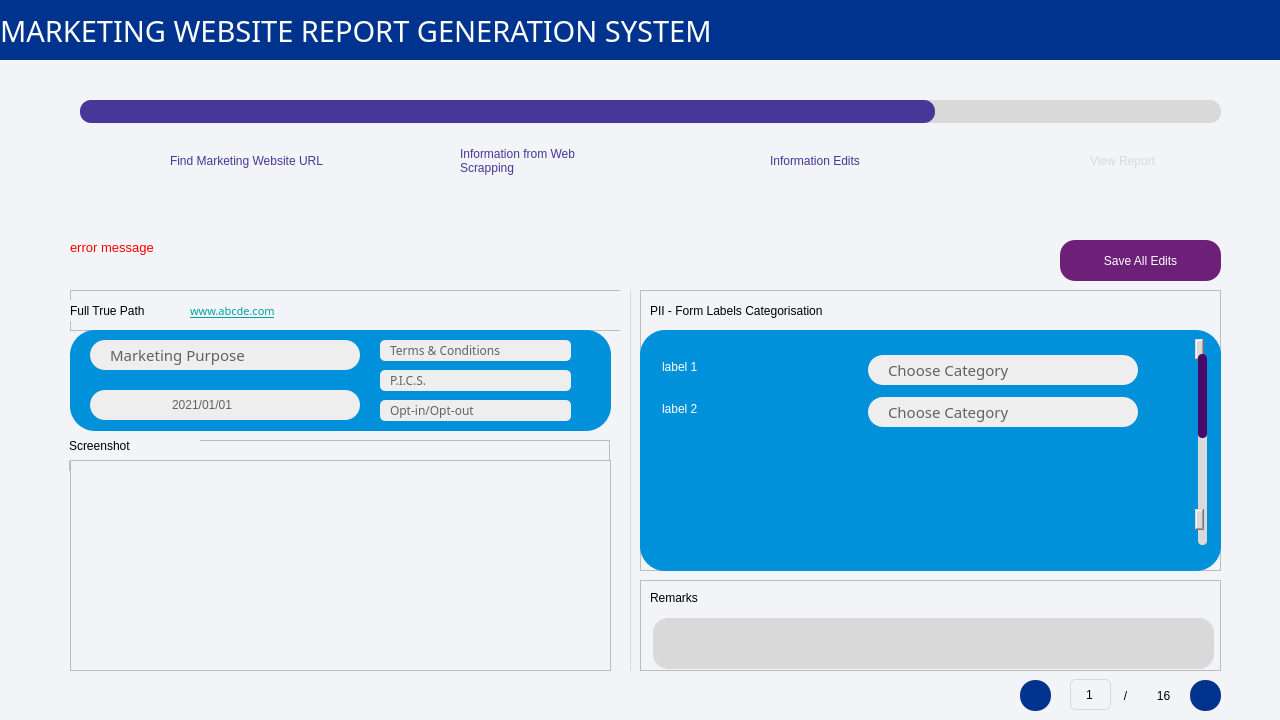
This is MainPageUI.ui in hayleywhsham/ISOM4400_FYP as Qt 5 draws it before an edit. The edited form follows.
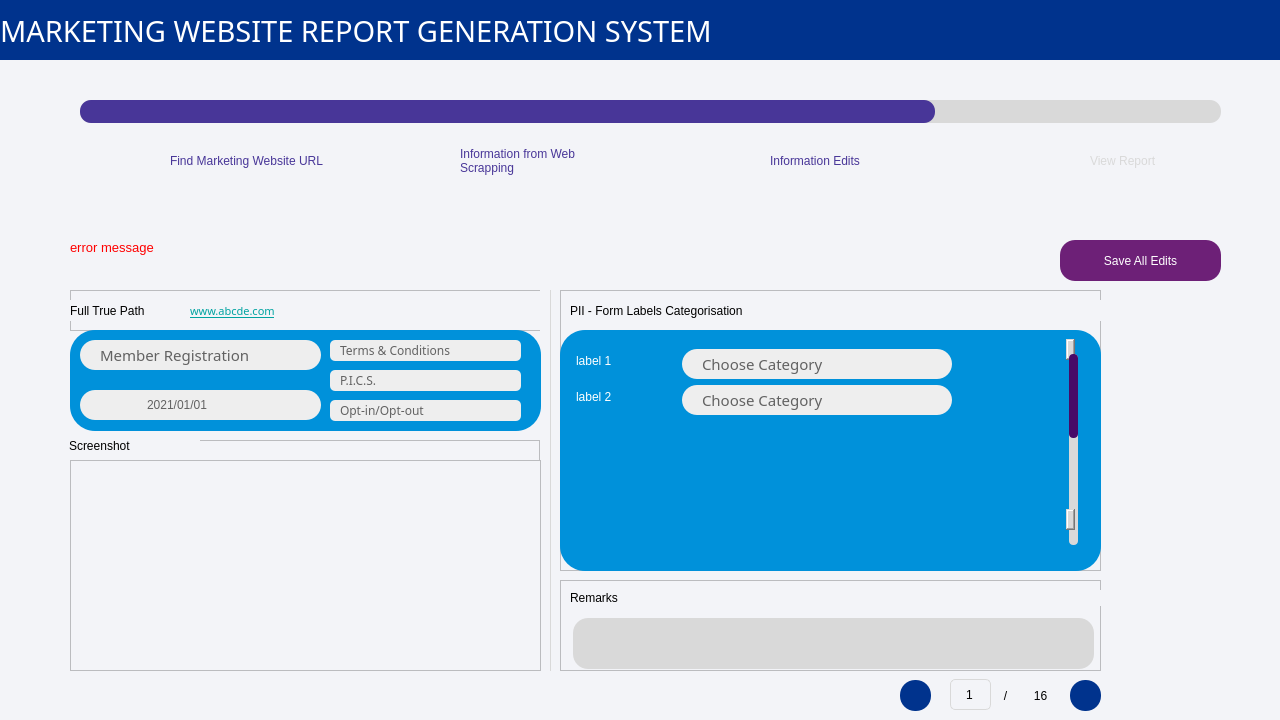
This is the edited form. The open tabs and pages were chosen to show the change. Icons and pictures are not drawn.

```diff
--- a/MainPageUI.ui
+++ b/MainPageUI.ui
@@ -1848,7 +1848,7 @@
         <rect>
          <x>70</x>
          <y>70</y>
-         <width>551</width>
+         <width>471</width>
          <height>41</height>
         </rect>
        </property>
@@ -1879,7 +1879,7 @@
          <rect>
           <x>120</x>
           <y>10</y>
-          <width>421</width>
+          <width>351</width>
           <height>21</height>
          </rect>
         </property>
@@ -1942,8 +1942,8 @@
         <rect>
          <x>69</x>
          <y>220</y>
-         <width>541</width>
-         <height>31</height>
+         <width>471</width>
+         <height>21</height>
         </rect>
        </property>
        <property name="frameShape">
@@ -1972,9 +1972,9 @@
       <widget class="QFrame" name="frame_info_edit_page_pii_categorisation">
        <property name="geometry">
         <rect>
-         <x>640</x>
+         <x>560</x>
          <y>70</y>
-         <width>581</width>
+         <width>541</width>
          <height>281</height>
         </rect>
        </property>
@@ -2005,7 +2005,7 @@
          <rect>
           <x>0</x>
           <y>40</y>
-          <width>581</width>
+          <width>541</width>
           <height>241</height>
          </rect>
         </property>
@@ -2029,7 +2029,7 @@
           <rect>
            <x>10</x>
            <y>9</y>
-           <width>560</width>
+           <width>511</width>
            <height>221</height>
           </rect>
          </property>
@@ -2119,13 +2119,13 @@
            <rect>
             <x>0</x>
             <y>0</y>
-            <width>545</width>
+            <width>496</width>
             <height>500</height>
            </rect>
           </property>
           <property name="minimumSize">
            <size>
-            <width>540</width>
+            <width>450</width>
             <height>500</height>
            </size>
           </property>
@@ -2137,7 +2137,7 @@
             <rect>
              <x>6</x>
              <y>10</y>
-             <width>541</width>
+             <width>471</width>
              <height>281</height>
             </rect>
            </property>
@@ -2152,25 +2152,25 @@
              <enum>QFormLayout::DontWrapRows</enum>
             </property>
             <property name="verticalSpacing">
-             <number>12</number>
+             <number>6</number>
             </property>
             <property name="leftMargin">
-             <number>6</number>
+             <number>0</number>
             </property>
             <property name="topMargin">
-             <number>6</number>
+             <number>0</number>
             </property>
             <property name="rightMargin">
-             <number>6</number>
+             <number>0</number>
             </property>
             <property name="bottomMargin">
-             <number>6</number>
+             <number>0</number>
             </property>
             <item row="0" column="0">
              <widget class="QLabel" name="lbl_info_edit_page_label">
               <property name="minimumSize">
                <size>
-                <width>200</width>
+                <width>100</width>
                 <height>0</height>
                </size>
               </property>
@@ -2186,7 +2186,7 @@
              <widget class="QComboBox" name="input_info_edit_page_category">
               <property name="minimumSize">
                <size>
-                <width>270</width>
+                <width>250</width>
                 <height>30</height>
                </size>
               </property>
@@ -2275,7 +2275,7 @@
              <widget class="QLabel" name="lbl_info_edit_page_label_2">
               <property name="minimumSize">
                <size>
-                <width>200</width>
+                <width>100</width>
                 <height>0</height>
                </size>
               </property>
@@ -2291,7 +2291,7 @@
              <widget class="QComboBox" name="input_info_edit_page_category_2">
               <property name="minimumSize">
                <size>
-                <width>270</width>
+                <width>250</width>
                 <height>30</height>
                </size>
               </property>
@@ -2385,7 +2385,7 @@
       <widget class="Line" name="deco_info_edit_page_vline">
        <property name="geometry">
         <rect>
-         <x>620</x>
+         <x>540</x>
          <y>70</y>
          <width>20</width>
          <height>381</height>
@@ -2406,7 +2406,7 @@
         <rect>
          <x>70</x>
          <y>110</y>
-         <width>541</width>
+         <width>471</width>
          <height>101</height>
         </rect>
        </property>
@@ -2428,9 +2428,9 @@
        <widget class="QComboBox" name="input_info_edit_page_choose_marketing_purpose">
         <property name="geometry">
          <rect>
-          <x>20</x>
+          <x>10</x>
           <y>10</y>
-          <width>270</width>
+          <width>241</width>
           <height>30</height>
          </rect>
         </property>
@@ -2486,6 +2486,9 @@
         <property name="editable">
          <bool>false</bool>
         </property>
+        <property name="currentIndex">
+         <number>2</number>
+        </property>
         <property name="insertPolicy">
          <enum>QComboBox::InsertAtBottom</enum>
         </property>
@@ -2511,9 +2514,9 @@
        <widget class="QDateEdit" name="input_info_edit_page_expiring_date">
         <property name="geometry">
          <rect>
-          <x>20</x>
+          <x>10</x>
           <y>60</y>
-          <width>270</width>
+          <width>241</width>
           <height>30</height>
          </rect>
         </property>
@@ -2660,7 +2663,7 @@
        <widget class="QComboBox" name="input_info_edit_page_choose_opt_in_out">
         <property name="geometry">
          <rect>
-          <x>310</x>
+          <x>260</x>
           <y>70</y>
           <width>191</width>
           <height>21</height>
@@ -2768,7 +2771,7 @@
        <widget class="QComboBox" name="input_info_edit_page_pics">
         <property name="geometry">
          <rect>
-          <x>310</x>
+          <x>260</x>
           <y>40</y>
           <width>191</width>
           <height>21</height>
@@ -2876,7 +2879,7 @@
        <widget class="QComboBox" name="input_info_edit_page_tnc">
         <property name="geometry">
          <rect>
-          <x>310</x>
+          <x>260</x>
           <y>10</y>
           <width>191</width>
           <height>21</height>
@@ -2985,9 +2988,9 @@
       <widget class="QFrame" name="frame_info_edit_page_remarks">
        <property name="geometry">
         <rect>
-         <x>640</x>
+         <x>560</x>
          <y>360</y>
-         <width>581</width>
+         <width>541</width>
          <height>91</height>
         </rect>
        </property>
@@ -3018,7 +3021,7 @@
          <rect>
           <x>13</x>
           <y>38</y>
-          <width>561</width>
+          <width>521</width>
           <height>51</height>
          </rect>
         </property>
@@ -3035,7 +3038,7 @@
         <rect>
          <x>70</x>
          <y>240</y>
-         <width>541</width>
+         <width>471</width>
          <height>211</height>
         </rect>
        </property>
@@ -3046,7 +3049,7 @@
       <widget class="QPushButton" name="button_info_edit_page_next">
        <property name="geometry">
         <rect>
-         <x>1190</x>
+         <x>1070</x>
          <y>460</y>
          <width>31</width>
          <height>31</height>
@@ -3078,7 +3081,7 @@
       <widget class="QPushButton" name="button_info_edit_page_previous">
        <property name="geometry">
         <rect>
-         <x>1020</x>
+         <x>900</x>
          <y>460</y>
          <width>31</width>
          <height>31</height>
@@ -3110,7 +3113,7 @@
       <widget class="QLabel" name="lbl_info_edit_page_total_pages">
        <property name="geometry">
         <rect>
-         <x>1143</x>
+         <x>1020</x>
          <y>460</y>
          <width>41</width>
          <height>31</height>
@@ -3126,7 +3129,7 @@
       <widget class="QLabel" name="lbl_info_edit_page_slash">
        <property name="geometry">
         <rect>
-         <x>1110</x>
+         <x>990</x>
          <y>460</y>
          <width>31</width>
          <height>31</height>
@@ -3142,7 +3145,7 @@
       <widget class="QLineEdit" name="input_info_edit_page_current_page">
        <property name="geometry">
         <rect>
-         <x>1070</x>
+         <x>950</x>
          <y>459</y>
          <width>41</width>
          <height>31</height>
```
Left out of the diff: 6 changed lines with no effect on the pictures.
